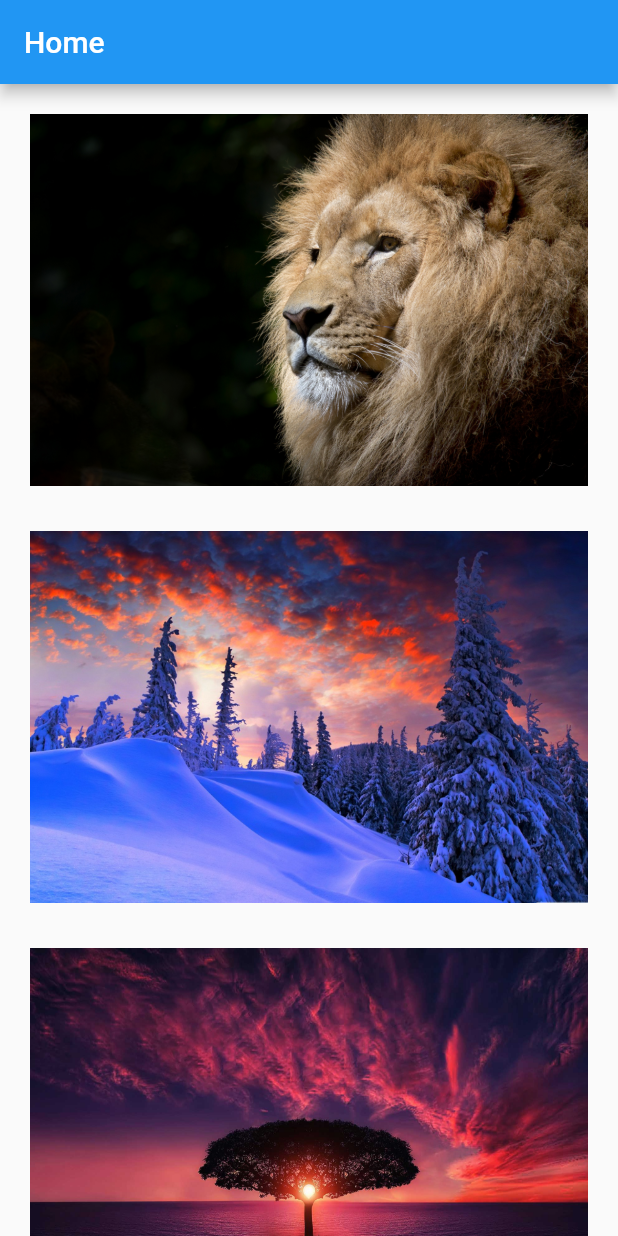
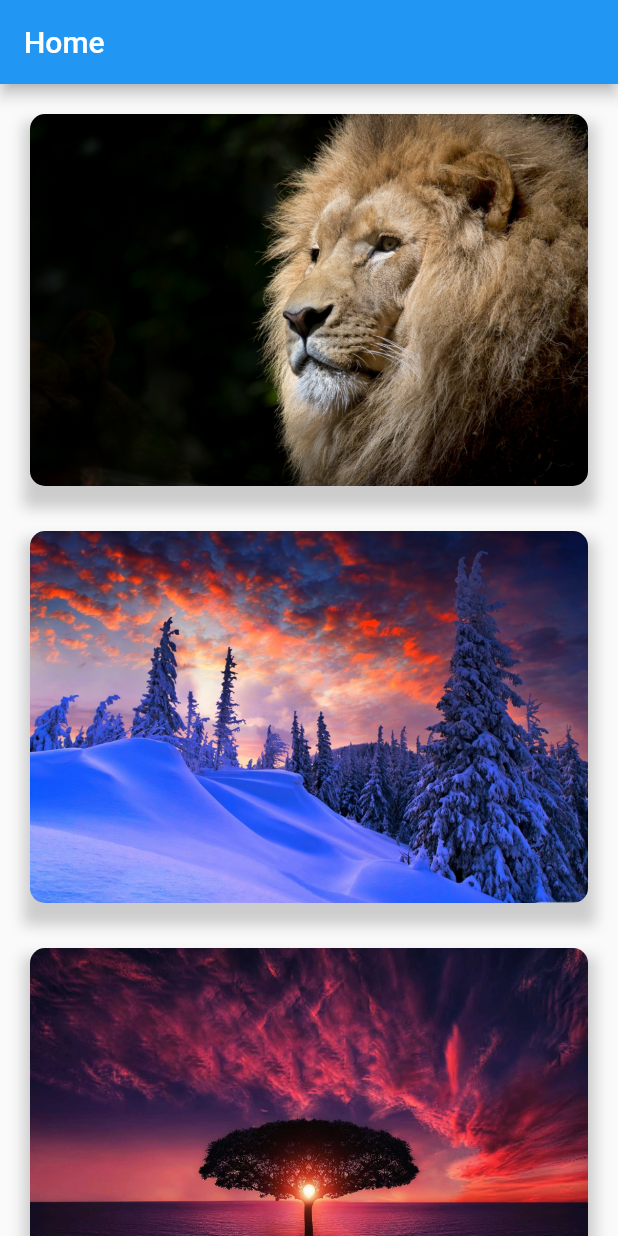
Before and after one commit to HelloChunWei/app_store_transition, a Flutter app: the screen it shows after launch, on a phone screen of 412 x 824 dp. Run offline on Flutter 3.47's test engine with Material 2 defaults, Android fonts, the phone set to English and light mode, and no system bars.

```diff
--- a/lib/main.dart
+++ b/lib/main.dart
@@ -2,6 +2,7 @@ import 'package:app_store_transition/providers/products.dart';
 import 'package:flutter/material.dart';
 import 'package:provider/provider.dart';
 import './screen/home_screen.dart';
+import './screen/open_container.dart';
 
 void main() {
   runApp(MyApp());
@@ -24,6 +25,7 @@ class MyApp extends StatelessWidget {
           visualDensity: VisualDensity.adaptivePlatformDensity,
         ),
         home: HomeScreen(),
+        // home: OpenContainerTransformDemo(),
       ),
     );
   }
--- a/lib/widgets/product_item.dart
+++ b/lib/widgets/product_item.dart
@@ -27,7 +27,18 @@ class _ProductItemState extends State<ProductItem> {
       },
       child: Hero(
         tag: widget.product.id,
-        child: Image.asset(widget.product.image, fit: BoxFit.cover),
+        child: Container(
+            decoration: BoxDecoration(boxShadow: [
+              BoxShadow(
+                color: Colors.grey.withOpacity(0.5),
+                spreadRadius: 5,
+                blurRadius: 7,
+                offset: Offset(0, 10), // changes position of shadow
+              ),
+            ]),
+            child: ClipRRect(
+                borderRadius: BorderRadius.circular(10),
+                child: Image.asset(widget.product.image, fit: BoxFit.cover))),
         flightShuttleBuilder:
             (flightContext, animation, direction, fromcontext, toContext) {
           final Hero toHero = toContext.widget;
--- a/pubspec.yaml
+++ b/pubspec.yaml
@@ -24,7 +24,7 @@ dependencies:
   flutter:
     sdk: flutter
   provider: ^4.1.2
-
+  animations: ^1.1.1
   # The following adds the Cupertino Icons font to your application.
   # Use with the CupertinoIcons class for iOS style icons.
   cupertino_icons: ^0.1.3
```
Also changed, not shown: pubspec.lock.
